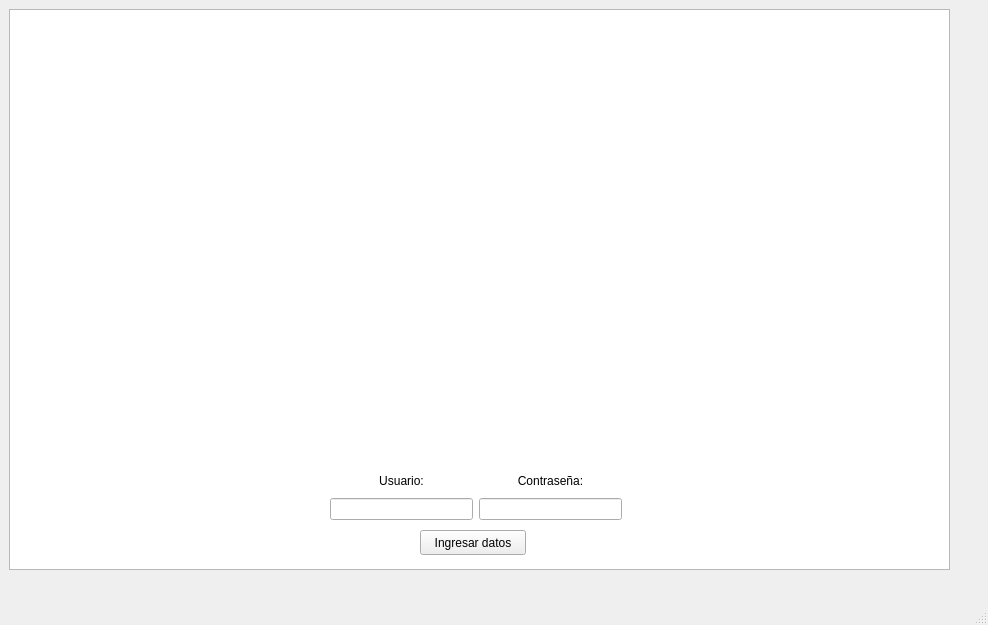
The window that Código/Star_Chasers/mainwindow.ui (FerneyMP/Proyecto_Final) describes before a commit, drawn with Qt 5.
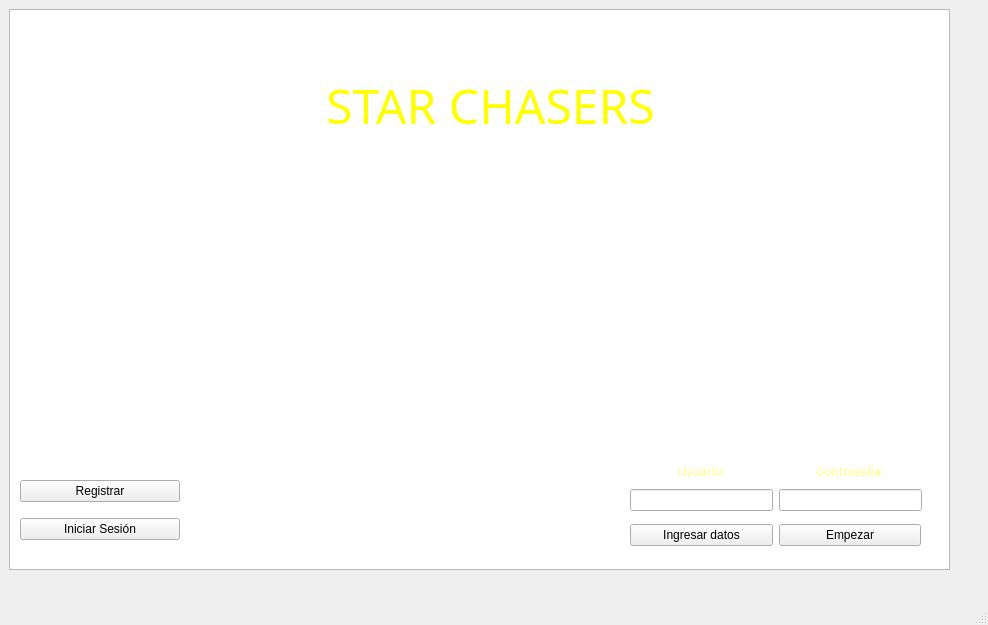
The same window after the commit.

The edit to the form file:
```diff
--- a/Código/Star_Chasers/mainwindow.ui
+++ b/Código/Star_Chasers/mainwindow.ui
@@ -23,14 +23,19 @@
       <height>561</height>
      </rect>
     </property>
+    <property name="font">
+     <font>
+      <family>Algerian</family>
+     </font>
+    </property>
    </widget>
    <widget class="QWidget" name="gridLayoutWidget">
     <property name="geometry">
      <rect>
-      <x>330</x>
-      <y>470</y>
+      <x>630</x>
+      <y>460</y>
       <width>292</width>
-      <height>50</height>
+      <height>51</height>
      </rect>
     </property>
     <layout class="QGridLayout" name="gridLayout">
@@ -39,6 +44,456 @@
      </item>
      <item row="1" column="0">
       <widget class="QLabel" name="label">
+       <property name="palette">
+        <palette>
+         <active>
+          <colorrole role="WindowText">
+           <brush brushstyle="SolidPattern">
+            <color alpha="255">
+             <red>255</red>
+             <green>255</green>
+             <blue>127</blue>
+            </color>
+           </brush>
+          </colorrole>
+          <colorrole role="Button">
+           <brush brushstyle="SolidPattern">
+            <color alpha="255">
+             <red>255</red>
+             <green>255</green>
+             <blue>255</blue>
+            </color>
+           </brush>
+          </colorrole>
+          <colorrole role="Light">
+           <brush brushstyle="SolidPattern">
+            <color alpha="255">
+             <red>255</red>
+             <green>255</green>
+             <blue>255</blue>
+            </color>
+           </brush>
+          </colorrole>
+          <colorrole role="Midlight">
+           <brush brushstyle="SolidPattern">
+            <color alpha="255">
+             <red>255</red>
+             <green>255</green>
+             <blue>255</blue>
+            </color>
+           </brush>
+          </colorrole>
+          <colorrole role="Dark">
+           <brush brushstyle="SolidPattern">
+            <color alpha="255">
+             <red>127</red>
+             <green>127</green>
+             <blue>127</blue>
+            </color>
+           </brush>
+          </colorrole>
+          <colorrole role="Mid">
+           <brush brushstyle="SolidPattern">
+            <color alpha="255">
+             <red>170</red>
+             <green>170</green>
+             <blue>170</blue>
+            </color>
+           </brush>
+          </colorrole>
+          <colorrole role="Text">
+           <brush brushstyle="SolidPattern">
+            <color alpha="255">
+             <red>0</red>
+             <green>0</green>
+             <blue>0</blue>
+            </color>
+           </brush>
+          </colorrole>
+          <colorrole role="BrightText">
+           <brush brushstyle="SolidPattern">
+            <color alpha="255">
+             <red>255</red>
+             <green>255</green>
+             <blue>255</blue>
+            </color>
+           </brush>
+          </colorrole>
+          <colorrole role="ButtonText">
+           <brush brushstyle="SolidPattern">
+            <color alpha="255">
+             <red>0</red>
+             <green>0</green>
+             <blue>0</blue>
+            </color>
+           </brush>
+          </colorrole>
+          <colorrole role="Base">
+           <brush brushstyle="SolidPattern">
+            <color alpha="255">
+             <red>255</red>
+             <green>255</green>
+             <blue>255</blue>
+            </color>
+           </brush>
+          </colorrole>
+          <colorrole role="Window">
+           <brush brushstyle="SolidPattern">
+            <color alpha="255">
+             <red>255</red>
+             <green>255</green>
+             <blue>255</blue>
+            </color>
+           </brush>
+          </colorrole>
+          <colorrole role="Shadow">
+           <brush brushstyle="SolidPattern">
+            <color alpha="255">
+             <red>0</red>
+             <green>0</green>
+             <blue>0</blue>
+            </color>
+           </brush>
+          </colorrole>
+          <colorrole role="AlternateBase">
+           <brush brushstyle="SolidPattern">
+            <color alpha="255">
+             <red>255</red>
+             <green>255</green>
+             <blue>255</blue>
+            </color>
+           </brush>
+          </colorrole>
+          <colorrole role="ToolTipBase">
+           <brush brushstyle="SolidPattern">
+            <color alpha="255">
+             <red>255</red>
+             <green>255</green>
+             <blue>220</blue>
+            </color>
+           </brush>
+          </colorrole>
+          <colorrole role="ToolTipText">
+           <brush brushstyle="SolidPattern">
+            <color alpha="255">
+             <red>0</red>
+             <green>0</green>
+             <blue>0</blue>
+            </color>
+           </brush>
+          </colorrole>
+          <colorrole role="PlaceholderText">
+           <brush brushstyle="SolidPattern">
+            <color alpha="128">
+             <red>0</red>
+             <green>0</green>
+             <blue>0</blue>
+            </color>
+           </brush>
+          </colorrole>
+         </active>
+         <inactive>
+          <colorrole role="WindowText">
+           <brush brushstyle="SolidPattern">
+            <color alpha="255">
+             <red>255</red>
+             <green>255</green>
+             <blue>127</blue>
+            </color>
+           </brush>
+          </colorrole>
+          <colorrole role="Button">
+           <brush brushstyle="SolidPattern">
+            <color alpha="255">
+             <red>255</red>
+             <green>255</green>
+             <blue>255</blue>
+            </color>
+           </brush>
+          </colorrole>
+          <colorrole role="Light">
+           <brush brushstyle="SolidPattern">
+            <color alpha="255">
+             <red>255</red>
+             <green>255</green>
+             <blue>255</blue>
+            </color>
+           </brush>
+          </colorrole>
+          <colorrole role="Midlight">
+           <brush brushstyle="SolidPattern">
+            <color alpha="255">
+             <red>255</red>
+             <green>255</green>
+             <blue>255</blue>
+            </color>
+           </brush>
+          </colorrole>
+          <colorrole role="Dark">
+           <brush brushstyle="SolidPattern">
+            <color alpha="255">
+             <red>127</red>
+             <green>127</green>
+             <blue>127</blue>
+            </color>
+           </brush>
+          </colorrole>
+          <colorrole role="Mid">
+           <brush brushstyle="SolidPattern">
+            <color alpha="255">
+             <red>170</red>
+             <green>170</green>
+             <blue>170</blue>
+            </color>
+           </brush>
+          </colorrole>
+          <colorrole role="Text">
+           <brush brushstyle="SolidPattern">
+            <color alpha="255">
+             <red>0</red>
+             <green>0</green>
+             <blue>0</blue>
+            </color>
+           </brush>
+          </colorrole>
+          <colorrole role="BrightText">
+           <brush brushstyle="SolidPattern">
+            <color alpha="255">
+             <red>255</red>
+             <green>255</green>
+             <blue>255</blue>
+            </color>
+           </brush>
+          </colorrole>
+          <colorrole role="ButtonText">
+           <brush brushstyle="SolidPattern">
+            <color alpha="255">
+             <red>0</red>
+             <green>0</green>
+             <blue>0</blue>
+            </color>
+           </brush>
+          </colorrole>
+          <colorrole role="Base">
+           <brush brushstyle="SolidPattern">
+            <color alpha="255">
+             <red>255</red>
+             <green>255</green>
+             <blue>255</blue>
+            </color>
+           </brush>
+          </colorrole>
+          <colorrole role="Window">
+           <brush brushstyle="SolidPattern">
+            <color alpha="255">
+             <red>255</red>
+             <green>255</green>
+             <blue>255</blue>
+            </color>
+           </brush>
+          </colorrole>
+          <colorrole role="Shadow">
+           <brush brushstyle="SolidPattern">
+            <color alpha="255">
+             <red>0</red>
+             <green>0</green>
+             <blue>0</blue>
+            </color>
+           </brush>
+          </colorrole>
+          <colorrole role="AlternateBase">
+           <brush brushstyle="SolidPattern">
+            <color alpha="255">
+             <red>255</red>
+             <green>255</green>
+             <blue>255</blue>
+            </color>
+           </brush>
+          </colorrole>
+          <colorrole role="ToolTipBase">
+           <brush brushstyle="SolidPattern">
+            <color alpha="255">
+             <red>255</red>
+             <green>255</green>
+             <blue>220</blue>
+            </color>
+           </brush>
+          </colorrole>
+          <colorrole role="ToolTipText">
+           <brush brushstyle="SolidPattern">
+            <color alpha="255">
+             <red>0</red>
+             <green>0</green>
+             <blue>0</blue>
+            </color>
+           </brush>
+          </colorrole>
+          <colorrole role="PlaceholderText">
+           <brush brushstyle="SolidPattern">
+            <color alpha="128">
+             <red>0</red>
+             <green>0</green>
+             <blue>0</blue>
+            </color>
+           </brush>
+          </colorrole>
+         </inactive>
+         <disabled>
+          <colorrole role="WindowText">
+           <brush brushstyle="SolidPattern">
+            <color alpha="255">
+             <red>127</red>
+             <green>127</green>
+             <blue>127</blue>
+            </color>
+           </brush>
+          </colorrole>
+          <colorrole role="Button">
+           <brush brushstyle="SolidPattern">
+            <color alpha="255">
+             <red>255</red>
+             <green>255</green>
+             <blue>255</blue>
+            </color>
+           </brush>
+          </colorrole>
+          <colorrole role="Light">
+           <brush brushstyle="SolidPattern">
+            <color alpha="255">
+             <red>255</red>
+             <green>255</green>
+             <blue>255</blue>
+            </color>
+           </brush>
+          </colorrole>
+          <colorrole role="Midlight">
+           <brush brushstyle="SolidPattern">
+            <color alpha="255">
+             <red>255</red>
+             <green>255</green>
+             <blue>255</blue>
+            </color>
+           </brush>
+          </colorrole>
+          <colorrole role="Dark">
+           <brush brushstyle="SolidPattern">
+            <color alpha="255">
+             <red>127</red>
+             <green>127</green>
+             <blue>127</blue>
+            </color>
+           </brush>
+          </colorrole>
+          <colorrole role="Mid">
+           <brush brushstyle="SolidPattern">
+            <color alpha="255">
+             <red>170</red>
+             <green>170</green>
+             <blue>170</blue>
+            </color>
+           </brush>
+          </colorrole>
+          <colorrole role="Text">
+           <brush brushstyle="SolidPattern">
+            <color alpha="255">
+             <red>127</red>
+             <green>127</green>
+             <blue>127</blue>
+            </color>
+           </brush>
+          </colorrole>
+          <colorrole role="BrightText">
+           <brush brushstyle="SolidPattern">
+            <color alpha="255">
+             <red>255</red>
+             <green>255</green>
+             <blue>255</blue>
+            </color>
+           </brush>
+          </colorrole>
+          <colorrole role="ButtonText">
+           <brush brushstyle="SolidPattern">
+            <color alpha="255">
+             <red>127</red>
+             <green>127</green>
+             <blue>127</blue>
+            </color>
+           </brush>
+          </colorrole>
+          <colorrole role="Base">
+           <brush brushstyle="SolidPattern">
+            <color alpha="255">
+             <red>255</red>
+             <green>255</green>
+             <blue>255</blue>
+            </color>
+           </brush>
+          </colorrole>
+          <colorrole role="Window">
+           <brush brushstyle="SolidPattern">
+            <color alpha="255">
+             <red>255</red>
+             <green>255</green>
+             <blue>255</blue>
+            </color>
+           </brush>
+          </colorrole>
+          <colorrole role="Shadow">
+           <brush brushstyle="SolidPattern">
+            <color alpha="255">
+             <red>0</red>
+             <green>0</green>
+             <blue>0</blue>
+            </color>
+           </brush>
+          </colorrole>
+          <colorrole role="AlternateBase">
+           <brush brushstyle="SolidPattern">
+            <color alpha="255">
+             <red>255</red>
+             <green>255</green>
+             <blue>255</blue>
+            </color>
+           </brush>
+          </colorrole>
+          <colorrole role="ToolTipBase">
+           <brush brushstyle="SolidPattern">
+            <color alpha="255">
+             <red>255</red>
+             <green>255</green>
+             <blue>220</blue>
+            </color>
+           </brush>
+          </colorrole>
+          <colorrole role="ToolTipText">
+           <brush brushstyle="SolidPattern">
+            <color alpha="255">
+             <red>0</red>
+             <green>0</green>
+             <blue>0</blue>
+            </color>
+           </brush>
+          </colorrole>
+          <colorrole role="PlaceholderText">
+           <brush brushstyle="SolidPattern">
+            <color alpha="128">
+             <red>0</red>
+             <green>0</green>
+             <blue>0</blue>
+            </color>
+           </brush>
+          </colorrole>
+         </disabled>
+        </palette>
+       </property>
+       <property name="font">
+        <font>
+         <family>Lucida Calligraphy</family>
+         <pointsize>9</pointsize>
+         <weight>50</weight>
+         <bold>false</bold>
+        </font>
+       </property>
        <property name="text">
         <string>Usuario:</string>
        </property>
@@ -52,6 +507,54 @@
      </item>
      <item row="1" column="1">
       <widget class="QLabel" name="label_2">
+       <property name="palette">
+        <palette>
+         <active>
+          <colorrole role="WindowText">
+           <brush brushstyle="SolidPattern">
+            <color alpha="255">
+             <red>255</red>
+             <green>255</green>
+             <blue>127</blue>
+            </color>
+           </brush>
+          </colorrole>
+         </active>
+         <inactive>
+          <colorrole role="WindowText">
+           <brush brushstyle="SolidPattern">
+            <color alpha="255">
+             <red>255</red>
+             <green>255</green>
+             <blue>127</blue>
+            </color>
+           </brush>
+          </colorrole>
+         </inactive>
+         <disabled>
+          <colorrole role="WindowText">
+           <brush brushstyle="SolidPattern">
+            <color alpha="255">
+             <red>120</red>
+             <green>120</green>
+             <blue>120</blue>
+            </color>
+           </brush>
+          </colorrole>
+         </disabled>
+        </palette>
+       </property>
+       <property name="font">
+        <font>
+         <family>Lucida Calligraphy</family>
+         <pointsize>9</pointsize>
+         <weight>50</weight>
+         <bold>false</bold>
+        </font>
+       </property>
+       <property name="contextMenuPolicy">
+        <enum>Qt::PreventContextMenu</enum>
+       </property>
        <property name="text">
         <string>Contraseña:</string>
        </property>
@@ -61,21 +564,126 @@
       </widget>
      </item>
      <item row="2" column="1">
-      <widget class="QLineEdit" name="contrasenia"/>
+      <widget class="QLineEdit" name="contrasenia">
+       <property name="focusPolicy">
+        <enum>Qt::StrongFocus</enum>
+       </property>
+       <property name="echoMode">
+        <enum>QLineEdit::Password</enum>
+       </property>
+      </widget>
      </item>
     </layout>
    </widget>
-   <widget class="QPushButton" name="AgregarDatos">
+   <widget class="QWidget" name="gridLayoutWidget_2">
     <property name="geometry">
      <rect>
-      <x>420</x>
-      <y>530</y>
-      <width>106</width>
-      <height>25</height>
+      <x>630</x>
+      <y>520</y>
+      <width>291</width>
+      <height>31</height>
      </rect>
+    </property>
+    <layout class="QGridLayout" name="gridLayout_4">
+     <item row="0" column="0">
+      <widget class="QPushButton" name="AgregarDatos">
+       <property name="text">
+        <string>Ingresar datos</string>
+       </property>
+      </widget>
+     </item>
+     <item row="0" column="1">
+      <widget class="QPushButton" name="Start">
+       <property name="text">
+        <string>Empezar</string>
+       </property>
+      </widget>
+     </item>
+    </layout>
+   </widget>
+   <widget class="QWidget" name="gridLayoutWidget_3">
+    <property name="geometry">
+     <rect>
+      <x>20</x>
+      <y>470</y>
+      <width>160</width>
+      <height>80</height>
+     </rect>
+    </property>
+    <layout class="QGridLayout" name="gridLayout_5">
+     <item row="0" column="0">
+      <widget class="QPushButton" name="Registrar">
+       <property name="text">
+        <string>Registrar</string>
+       </property>
+      </widget>
+     </item>
+     <item row="1" column="0">
+      <widget class="QPushButton" name="IniciarSesion">
+       <property name="text">
+        <string>Iniciar Sesión</string>
+       </property>
+      </widget>
+     </item>
+    </layout>
+   </widget>
+   <widget class="QLabel" name="label_3">
+    <property name="geometry">
+     <rect>
+      <x>200</x>
+      <y>10</y>
+      <width>581</width>
+      <height>191</height>
+     </rect>
+    </property>
+    <property name="palette">
+     <palette>
+      <active>
+       <colorrole role="WindowText">
+        <brush brushstyle="SolidPattern">
+         <color alpha="255">
+          <red>255</red>
+          <green>255</green>
+          <blue>0</blue>
+         </color>
+        </brush>
+       </colorrole>
+      </active>
+      <inactive>
+       <colorrole role="WindowText">
+        <brush brushstyle="SolidPattern">
+         <color alpha="255">
+          <red>255</red>
+          <green>255</green>
+          <blue>0</blue>
+         </color>
+        </brush>
+       </colorrole>
+      </inactive>
+      <disabled>
+       <colorrole role="WindowText">
+        <brush brushstyle="SolidPattern">
+         <color alpha="255">
+          <red>120</red>
+          <green>120</green>
+          <blue>120</blue>
+         </color>
+        </brush>
+       </colorrole>
+      </disabled>
+     </palette>
+    </property>
+    <property name="font">
+     <font>
+      <family>Lucida Calligraphy</family>
+      <pointsize>36</pointsize>
+     </font>
     </property>
     <property name="text">
-     <string>Ingresar datos</string>
+     <string>STAR CHASERS</string>
+    </property>
+    <property name="alignment">
+     <set>Qt::AlignCenter</set>
     </property>
    </widget>
   </widget>
```
Left out of the diff: 2 changed lines with no effect on the pictures.
